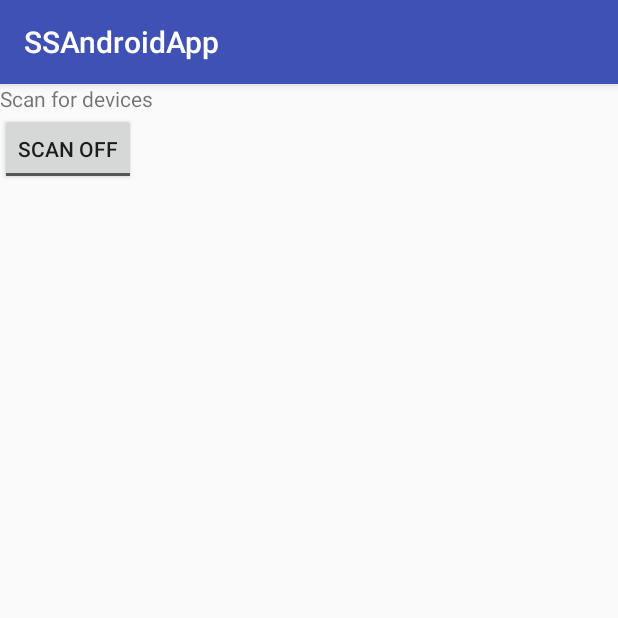
After one commit to nuno-v-santos/S.A.T.A.N, an Android app: the BluetoothActivity screen opened directly, with no data from a screen before it, on a phone screen of 412 x 824 dp, the top half of it. The commit adds this screen. Run offline under Robolectric (Android 15) with nearby library versions, the phone set to English and light mode, and no system bars.

Commit message:
Initial implementation for bluetooth on phone. Scan done, missing the connection to pc

```diff
--- a/Android/app/build.gradle
+++ b/Android/app/build.gradle
@@ -22,6 +22,7 @@ dependencies {
     implementation fileTree(dir: 'libs', include: ['*.jar'])
     implementation 'com.android.support:appcompat-v7:26.1.0'
     implementation 'com.android.support.constraint:constraint-layout:1.0.2'
+    implementation 'com.android.support:design:26.1.0'
     testImplementation 'junit:junit:4.12'
     androidTestImplementation 'com.android.support.test:runner:1.0.1'
     androidTestImplementation 'com.android.support.test.espresso:espresso-core:3.0.1'
--- a/Android/app/src/main/AndroidManifest.xml
+++ b/Android/app/src/main/AndroidManifest.xml
@@ -3,6 +3,8 @@
     package="pt.ulisboa.tecnico.sirs.ssandroidapp">
 
     <uses-permission android:name="android.permission.CAMERA" />
+    <uses-permission android:name="android.permission.BLUETOOTH" />
+    <uses-permission android:name="android.permission.BLUETOOTH_ADMIN" />
 
     <application
         android:allowBackup="true"
@@ -19,6 +21,7 @@
             </intent-filter>
         </activity>
         <activity android:name=".QRScannerActivity"></activity>
+        <activity android:name=".BluetoothActivity"></activity>
     </application>
 
 </manifest>
--- /dev/null
+++ b/Android/app/src/main/java/pt/ulisboa/tecnico/sirs/ssandroidapp/BluetoothActivity.java
@@ -0,0 +1,104 @@
+package pt.ulisboa.tecnico.sirs.ssandroidapp;
+
+import android.app.AlertDialog;
+import android.bluetooth.BluetoothAdapter;
+import android.bluetooth.BluetoothDevice;
+import android.content.BroadcastReceiver;
+import android.content.Context;
+import android.content.DialogInterface;
+import android.content.Intent;
+import android.content.IntentFilter;
+import android.os.Bundle;
+import android.support.v7.app.AppCompatActivity;
+import android.view.View;
+import android.widget.ArrayAdapter;
+import android.widget.CompoundButton;
+import android.widget.ListView;
+import android.widget.TextView;
+import android.widget.ToggleButton;
+
+import java.util.ArrayList;
+import java.util.Set;
+
+public class BluetoothActivity extends AppCompatActivity {
+
+    ArrayList<String> devices = new ArrayList<String>();
+    ArrayAdapter<String> adapter;
+
+    @Override
+    protected void onCreate(Bundle savedInstanceState) {
+        super.onCreate(savedInstanceState);
+        setContentView(R.layout.activity_bluetooth);
+
+        ListView list = (ListView) findViewById(R.id.devices_list);
+
+        adapter = new ArrayAdapter<String>(this, android.R.layout.simple_spinner_item, devices);
+        list.setAdapter(adapter);
+
+        final BluetoothAdapter mBluetoothAdapter = BluetoothAdapter.getDefaultAdapter();
+        if (mBluetoothAdapter == null) {
+            //if the device doesnt have bluetooth
+            new AlertDialog.Builder(this)
+                    .setTitle("Not compatible")
+                    .setMessage("Your phone does not support Bluetooth")
+                    .setPositiveButton("Exit", new DialogInterface.OnClickListener() {
+                        public void onClick(DialogInterface dialog, int which) {
+                            System.exit(0);
+                        }
+                    })
+                    .setIcon(android.R.drawable.ic_dialog_alert)
+                    .show();
+        }
+
+        int REQUEST_ENABLE_BT = 1;
+        if (!mBluetoothAdapter.isEnabled()) {
+            Intent enableBtIntent = new Intent(BluetoothAdapter.ACTION_REQUEST_ENABLE);
+            startActivityForResult(enableBtIntent, REQUEST_ENABLE_BT);
+        }
+
+        if (REQUEST_ENABLE_BT == 0){
+            //if the user doesnt enable the bluetooth
+            Intent intent = new Intent(this, MainActivity.class);
+            startActivity(intent);
+        }
+
+        ToggleButton scan = (ToggleButton) findViewById(R.id.scan_button);
+        scan.setOnCheckedChangeListener(new CompoundButton.OnCheckedChangeListener() {
+            public void onCheckedChanged(CompoundButton buttonView, boolean isChecked) {
+                IntentFilter filter = new IntentFilter(BluetoothDevice.ACTION_FOUND);
+                if (isChecked) {
+                    adapter.clear();
+                    registerReceiver(mReceiver, filter);
+                    mBluetoothAdapter.startDiscovery();
+                } else {
+                    unregisterReceiver(mReceiver);
+                    mBluetoothAdapter.cancelDiscovery();
+                }
+            }
+        });
+    }
+
+    // Create a BroadcastReceiver for ACTION_FOUND
+    private final BroadcastReceiver mReceiver = new BroadcastReceiver() {
+        public void onReceive(Context context, Intent intent) {
+            String action = intent.getAction();
+            // When discovery finds a device
+            if (BluetoothDevice.ACTION_FOUND.equals(action)) {
+                // Get the BluetoothDevice object from the Intent
+                BluetoothDevice device = intent.getParcelableExtra(BluetoothDevice.EXTRA_DEVICE);
+                // Add the name and address to an array adapter to show in a ListView
+                String device_description = device.getName() + " at " + device.getAddress();
+                if (!devices.contains(device_description)) {
+                    devices.add(device_description);
+                    adapter.notifyDataSetChanged();
+                }
+            }
+        }
+    };
+
+    public void changeNextActivity(View view) {
+        //for now the activity after the bluetooth is the main
+        Intent intent = new Intent(this, MainActivity.class);
+        startActivity(intent);
+    }
+}
--- a/Android/app/src/main/java/pt/ulisboa/tecnico/sirs/ssandroidapp/MainActivity.java
+++ b/Android/app/src/main/java/pt/ulisboa/tecnico/sirs/ssandroidapp/MainActivity.java
@@ -27,4 +27,9 @@ public class MainActivity extends AppCompatActivity {
         Intent intent = new Intent(this, QRScannerActivity.class);
         startActivity(intent);
     }
+
+    public void changeActivity2BluetoothPair(View view) {
+        Intent intent = new Intent(this, BluetoothActivity.class);
+        startActivity(intent);
+    }
 }
--- /dev/null
+++ b/Android/app/src/main/res/layout/activity_bluetooth.xml
@@ -0,0 +1,11 @@
+<?xml version="1.0" encoding="utf-8"?>
+<android.support.design.widget.CoordinatorLayout xmlns:android="http://schemas.android.com/apk/res/android"
+    xmlns:app="http://schemas.android.com/apk/res-auto"
+    xmlns:tools="http://schemas.android.com/tools"
+    android:layout_width="match_parent"
+    android:layout_height="match_parent"
+    tools:context="pt.ulisboa.tecnico.sirs.ssandroidapp.BluetoothActivity">
+
+    <include layout="@layout/content_bluetooth" />
+
+</android.support.design.widget.CoordinatorLayout>
--- /dev/null
+++ b/Android/app/src/main/res/layout/content_bluetooth.xml
@@ -0,0 +1,30 @@
+<?xml version="1.0" encoding="utf-8"?>
+<LinearLayout
+    xmlns:android="http://schemas.android.com/apk/res/android"
+    xmlns:app="http://schemas.android.com/apk/res-auto"
+    xmlns:tools="http://schemas.android.com/tools"
+    android:layout_width="match_parent"
+    android:layout_height="match_parent"
+    android:orientation="vertical"
+    tools:context="pt.ulisboa.tecnico.sirs.ssandroidapp.BluetoothActivity"
+    tools:showIn="@layout/activity_bluetooth">
+
+    <TextView
+        android:id="@+id/textbox1"
+        android:layout_width="wrap_content"
+        android:layout_height="wrap_content"
+        android:text="Scan for devices" />
+
+    <ToggleButton
+        android:id="@+id/scan_button"
+        android:layout_width="wrap_content"
+        android:layout_height="wrap_content"
+        android:textOff="Scan Off"
+        android:textOn="Scan On" />
+
+    <ListView
+        android:id="@+id/devices_list"
+        android:layout_width="match_parent"
+        android:layout_height="match_parent" />
+
+</LinearLayout>
--- /dev/null
+++ b/Android/app/src/main/res/values/dimens.xml
@@ -0,0 +1,3 @@
+<resources>
+    <dimen name="fab_margin">16dp</dimen>
+</resources>
--- a/Android/app/src/main/res/values/strings.xml
+++ b/Android/app/src/main/res/values/strings.xml
@@ -1,3 +1,4 @@
 <resources>
     <string name="app_name">SSAndroidApp</string>
+    <string name="title_activity_bluethoot">BluethootActivity</string>
 </resources>
```
Also changed, not shown: Android/app/src/main/res/layout/activity_main.xml (+9 -1 lines), Android/app/src/main/res/values/styles.xml (+9 -0 lines).
